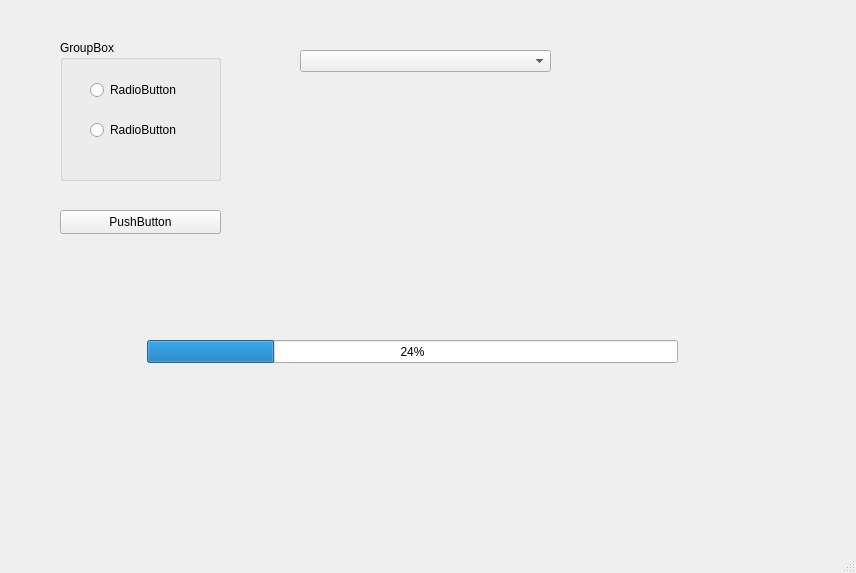
legrand77/home_work_4_qt, file mainwindow.ui: the form before one commit.
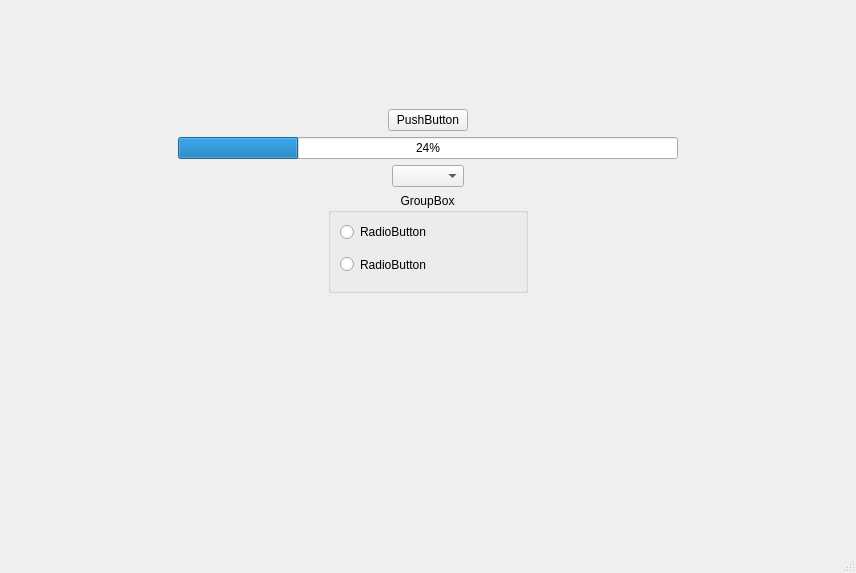
The form after the commit.

Patch:
```diff
--- a/mainwindow.ui
+++ b/mainwindow.ui
@@ -14,81 +14,147 @@
    <string>MainWindow</string>
   </property>
   <widget class="QWidget" name="centralwidget">
-   <widget class="QGroupBox" name="groupBox">
-    <property name="geometry">
-     <rect>
-      <x>60</x>
-      <y>40</y>
-      <width>161</width>
-      <height>141</height>
-     </rect>
-    </property>
-    <property name="title">
-     <string>GroupBox</string>
-    </property>
-    <widget class="QRadioButton" name="radioButton">
-     <property name="geometry">
-      <rect>
-       <x>30</x>
-       <y>40</y>
-       <width>89</width>
-       <height>20</height>
-      </rect>
-     </property>
-     <property name="text">
-      <string>RadioButton</string>
-     </property>
-    </widget>
-    <widget class="QRadioButton" name="radioButton_2">
-     <property name="geometry">
-      <rect>
-       <x>30</x>
-       <y>80</y>
-       <width>89</width>
-       <height>20</height>
-      </rect>
-     </property>
-     <property name="text">
-      <string>RadioButton</string>
-     </property>
-    </widget>
-   </widget>
-   <widget class="QComboBox" name="comboBox">
-    <property name="geometry">
-     <rect>
-      <x>300</x>
-      <y>50</y>
-      <width>251</width>
-      <height>22</height>
-     </rect>
-    </property>
-   </widget>
-   <widget class="QPushButton" name="pushButton">
-    <property name="geometry">
-     <rect>
-      <x>60</x>
-      <y>210</y>
-      <width>161</width>
-      <height>24</height>
-     </rect>
-    </property>
-    <property name="text">
-     <string>PushButton</string>
-    </property>
-   </widget>
-   <widget class="QProgressBar" name="progressBar">
-    <property name="geometry">
-     <rect>
-      <x>147</x>
-      <y>340</y>
-      <width>531</width>
-      <height>23</height>
-     </rect>
-    </property>
-    <property name="value">
-     <number>24</number>
-    </property>
-   </widget>
+   <layout class="QVBoxLayout" name="verticalLayout">
+    <item>
+     <spacer name="verticalSpacer_2">
+      <property name="orientation">
+       <enum>Qt::Vertical</enum>
+      </property>
+      <property name="sizeType">
+       <enum>QSizePolicy::Minimum</enum>
+      </property>
+      <property name="sizeHint" stdset="0">
+       <size>
+        <width>20</width>
+        <height>100</height>
+       </size>
+      </property>
+     </spacer>
+    </item>
+    <item alignment="Qt::AlignHCenter">
+     <widget class="QPushButton" name="pushButton">
+      <property name="maximumSize">
+       <size>
+        <width>100</width>
+        <height>50</height>
+       </size>
+      </property>
+      <property name="text">
+       <string>PushButton</string>
+      </property>
+     </widget>
+    </item>
+    <item alignment="Qt::AlignHCenter">
+     <widget class="QProgressBar" name="progressBar">
+      <property name="minimumSize">
+       <size>
+        <width>500</width>
+        <height>0</height>
+       </size>
+      </property>
+      <property name="maximumSize">
+       <size>
+        <width>500</width>
+        <height>16777215</height>
+       </size>
+      </property>
+      <property name="value">
+       <number>24</number>
+      </property>
+     </widget>
+    </item>
+    <item alignment="Qt::AlignHCenter">
+     <widget class="QComboBox" name="comboBox">
+      <property name="maximumSize">
+       <size>
+        <width>100</width>
+        <height>16777215</height>
+       </size>
+      </property>
+     </widget>
+    </item>
+    <item alignment="Qt::AlignHCenter|Qt::AlignVCenter">
+     <widget class="QGroupBox" name="groupBox">
+      <property name="sizePolicy">
+       <sizepolicy hsizetype="Minimum" vsizetype="Minimum">
+        <horstretch>0</horstretch>
+        <verstretch>0</verstretch>
+       </sizepolicy>
+      </property>
+      <property name="minimumSize">
+       <size>
+        <width>200</width>
+        <height>100</height>
+       </size>
+      </property>
+      <property name="maximumSize">
+       <size>
+        <width>400</width>
+        <height>400</height>
+       </size>
+      </property>
+      <property name="layoutDirection">
+       <enum>Qt::LeftToRight</enum>
+      </property>
+      <property name="autoFillBackground">
+       <bool>false</bool>
+      </property>
+      <property name="title">
+       <string>GroupBox</string>
+      </property>
+      <property name="alignment">
+       <set>Qt::AlignHCenter|Qt::AlignTop</set>
+      </property>
+      <property name="flat">
+       <bool>false</bool>
+      </property>
+      <property name="checkable">
+       <bool>false</bool>
+      </property>
+      <layout class="QVBoxLayout" name="verticalLayout_2">
+       <item>
+        <widget class="QRadioButton" name="radioButton">
+         <property name="maximumSize">
+          <size>
+           <width>200</width>
+           <height>16777215</height>
+          </size>
+         </property>
+         <property name="text">
+          <string>RadioButton</string>
+         </property>
+        </widget>
+       </item>
+       <item>
+        <widget class="QRadioButton" name="radioButton_2">
+         <property name="maximumSize">
+          <size>
+           <width>200</width>
+           <height>200</height>
+          </size>
+         </property>
+         <property name="text">
+          <string>RadioButton</string>
+         </property>
+        </widget>
+       </item>
+      </layout>
+     </widget>
+    </item>
+    <item>
+     <spacer name="verticalSpacer">
+      <property name="orientation">
+       <enum>Qt::Vertical</enum>
+      </property>
+      <property name="sizeHint" stdset="0">
+       <size>
+        <width>20</width>
+        <height>40</height>
+       </size>
+      </property>
+     </spacer>
+    </item>
+   </layout>
   </widget>
   <widget class="QMenuBar" name="menubar">
    <property name="geometry">
```
